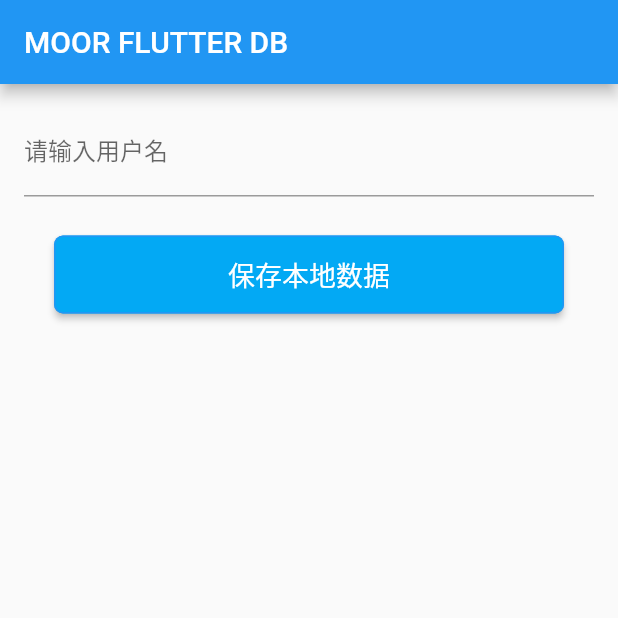
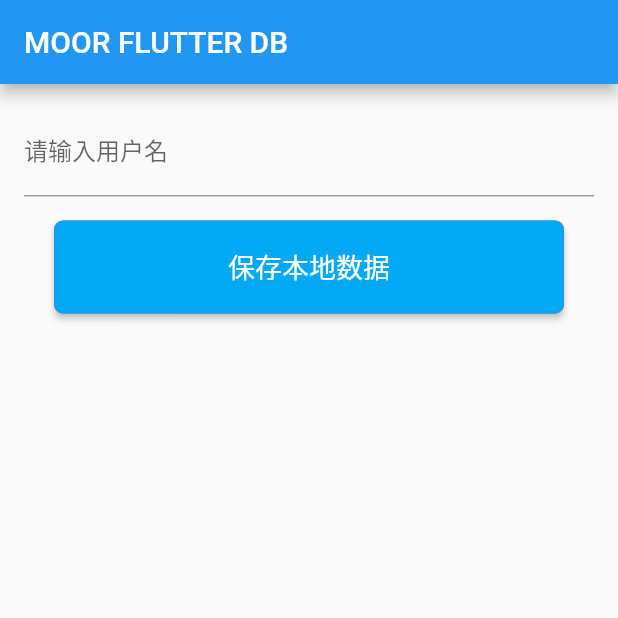
Before and after one commit to ysj0227/firstflutter, a Flutter app: the screen it shows after launch, item 2 of the bottom bar chosen, after a tap on "查询天气", after a tap on "数据库MOOR_FLUTTER", on a phone screen of 412 x 824 dp, the top half of it. Run offline on Flutter 3.47's test engine with Material 2 defaults, Android fonts, the phone set to English and light mode, and no system bars; our stand-ins replace device_info_plus, dio, flutter_swiper_plus, fluttertoast, get, moor_flutter and 1 more; generated files the repository leaves out were written again; network calls fail.

Commit message:
添加moor_flutter

```diff
--- a/lib/applepage.dart
+++ b/lib/applepage.dart
@@ -1,8 +1,6 @@
 import 'package:firstflutter/db/fruitProvider.dart';
 import 'package:flutter/material.dart';
 import 'package:provider/provider.dart';
-
-import 'db/fruit.dart';
 
 class ApplePage extends StatefulWidget {
   const ApplePage({Key? key}) : super(key: key);
@@ -52,8 +50,7 @@ class ApplePageState extends State<ApplePage> {
                   ),
                 ),
               ),
-              Container(
-                padding: const EdgeInsets.only(top: 10.0),
+              SizedBox(
                 width: 340.0,
                 height: 62.0,
                 child: MaterialButton(
```
